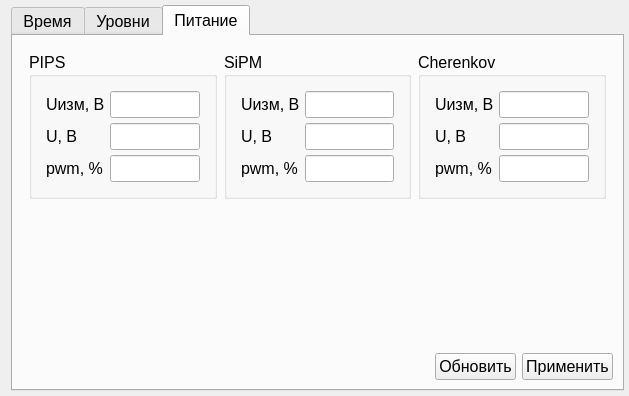
AtariVC/ddii_scopus, file modules/Main/widgets/oscilloscope/ddii_control.ui: the form before one commit.
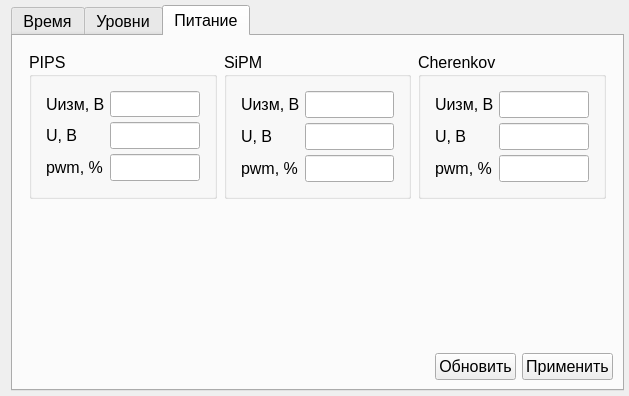
The form after the commit. The open tabs and pages were chosen to show the change.

```diff
--- a/modules/Main/widgets/oscilloscope/ddii_control.ui
+++ b/modules/Main/widgets/oscilloscope/ddii_control.ui
@@ -836,6 +836,9 @@
                   <height>25</height>
                  </size>
                 </property>
+                <property name="styleSheet">
+                 <string notr="true">font: 11pt &quot;MS Shell Dlg 2&quot;;</string>
+                </property>
                 <property name="alignment">
                  <set>Qt::AlignCenter</set>
                 </property>
@@ -849,6 +852,9 @@
                   <height>25</height>
                  </size>
                 </property>
+                <property name="styleSheet">
+                 <string notr="true">font: 11pt &quot;MS Shell Dlg 2&quot;;</string>
+                </property>
                 <property name="alignment">
                  <set>Qt::AlignCenter</set>
                 </property>
@@ -864,9 +870,16 @@
                 </property>
                 <property name="font">
                  <font>
-                  <pointsize>12</pointsize>
+                  <family>MS Shell Dlg 2</family>
+                  <pointsize>11</pointsize>
+                  <weight>50</weight>
+                  <italic>false</italic>
+                  <bold>false</bold>
                  </font>
                 </property>
+                <property name="styleSheet">
+                 <string notr="true">font: 11pt &quot;MS Shell Dlg 2&quot;;</string>
+                </property>
                 <property name="alignment">
                  <set>Qt::AlignCenter</set>
                 </property>
```
Left out of the diff: 75 changed lines with no effect on the pictures.
